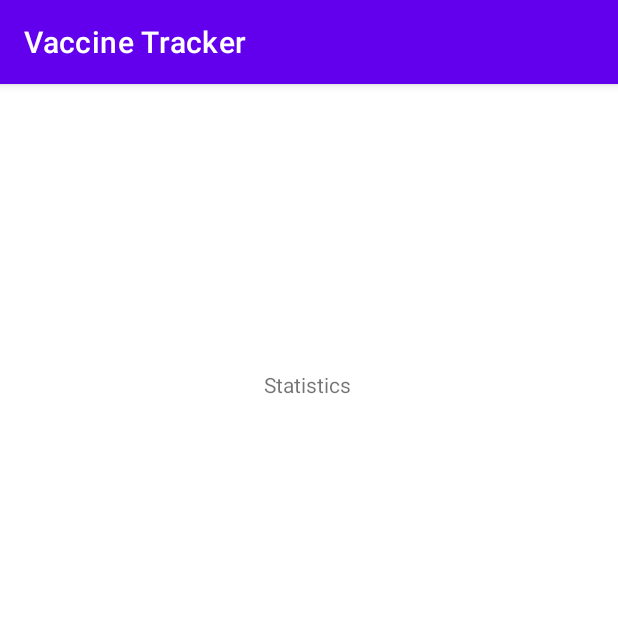
After one commit to ostkorvbacon/DVGC22, an Android app: the fragment AdminStatsFragment shown on its own in the app's theme, on a phone screen of 412 x 824 dp, the top half of it. The commit adds this screen. Run offline under Robolectric (Android 15) with nearby library versions, the phone set to English and light mode, and no system bars.

Commit message:
Add admin pages

```diff
--- /dev/null
+++ b/app/src/main/java/com/example/test3/ui/AdminFeatures/AdminStatsFragment.java
@@ -0,0 +1,66 @@
+package com.example.test3.ui.AdminFeatures;
+
+import android.os.Bundle;
+
+import androidx.fragment.app.Fragment;
+
+import android.view.LayoutInflater;
+import android.view.View;
+import android.view.ViewGroup;
+
+import com.example.test3.R;
+
+/**
+ * A simple {@link Fragment} subclass.
+ * Use the {@link AdminStatsFragment#newInstance} factory method to
+ * create an instance of this fragment.
+ */
+public class AdminStatsFragment extends Fragment {
+
+    // TODO: Rename parameter arguments, choose names that match
+    // the fragment initialization parameters, e.g. ARG_ITEM_NUMBER
+    private static final String ARG_PARAM1 = "param1";
+    private static final String ARG_PARAM2 = "param2";
+
+    // TODO: Rename and change types of parameters
+    private String mParam1;
+    private String mParam2;
+
+    public AdminStatsFragment() {
+        // Required empty public constructor
+    }
+
+    /**
+     * Use this factory method to create a new instance of
+     * this fragment using the provided parameters.
+     *
+     * @param param1 Parameter 1.
+     * @param param2 Parameter 2.
+     * @return A new instance of fragment AdminFragment.
+     */
+    // TODO: Rename and change types and number of parameters
+    public static AdminStatsFragment newInstance(String param1, String param2) {
+        AdminStatsFragment fragment = new AdminStatsFragment();
+        Bundle args = new Bundle();
+        args.putString(ARG_PARAM1, param1);
+        args.putString(ARG_PARAM2, param2);
+        fragment.setArguments(args);
+        return fragment;
+    }
+
+    @Override
+    public void onCreate(Bundle savedInstanceState) {
+        super.onCreate(savedInstanceState);
+        if (getArguments() != null) {
+            mParam1 = getArguments().getString(ARG_PARAM1);
+            mParam2 = getArguments().getString(ARG_PARAM2);
+        }
+    }
+
+    @Override
+    public View onCreateView(LayoutInflater inflater, ViewGroup container,
+                             Bundle savedInstanceState) {
+        // Inflate the layout for this fragment
+        return inflater.inflate(R.layout.fragment_admin_stats, container, false);
+    }
+}
--- /dev/null
+++ b/app/src/main/res/layout/fragment_admin_stats.xml
@@ -0,0 +1,25 @@
+<?xml version="1.0" encoding="utf-8"?>
+<FrameLayout xmlns:android="http://schemas.android.com/apk/res/android"
+    xmlns:app="http://schemas.android.com/apk/res-auto"
+    xmlns:tools="http://schemas.android.com/tools"
+    android:layout_width="match_parent"
+    android:layout_height="match_parent"
+    tools:context=".ui.AdminFeatures.AdminStatsFragment">
+
+    <androidx.constraintlayout.widget.ConstraintLayout
+        android:layout_width="match_parent"
+        android:layout_height="match_parent">
+
+        <TextView
+            android:id="@+id/textView18"
+            android:layout_width="wrap_content"
+            android:layout_height="wrap_content"
+            android:text="Statistics"
+            app:layout_constraintBottom_toBottomOf="parent"
+            app:layout_constraintEnd_toEndOf="parent"
+            app:layout_constraintHorizontal_bias="0.498"
+            app:layout_constraintStart_toStartOf="parent"
+            app:layout_constraintTop_toTopOf="parent"
+            app:layout_constraintVertical_bias="0.255" />
+    </androidx.constraintlayout.widget.ConstraintLayout>
+</FrameLayout>
--- a/app/src/main/res/values/strings.xml
+++ b/app/src/main/res/values/strings.xml
@@ -14,6 +14,9 @@
     <string name="menu_home">Home</string>
     <string name="menu_dashboard">Dashboard</string>
     <string name="menu_faq">FAQ</string>
+    <string name="menu_admin_schedule">Scheduling</string>
+    <string name="menu_admin_appointments">Appointments</string>
+    <string name="menu_admin_stats">Statistics</string>
     <string name="title_activity_settings">Settings</string>
 
     <!-- Preference Titles -->
```
Also changed, not shown: app/src/main/java/com/example/test3/MainMenuActivity.java (+17 -4 lines), app/src/main/java/com/example/test3/ui/AdminFeatures/AdminAppointmentsFragment.java (added, +66 -0 lines), app/src/main/java/com/example/test3/ui/AdminFeatures/AdminScheduleFragment.java (added, +66 -0 lines), app/src/main/res/layout/fragment_admin_appointments.xml (added, +23 -0 lines), app/src/main/res/layout/fragment_admin_schedule.xml (added, +23 -0 lines), app/src/main/res/menu/activity_main_menu_drawer.xml (+18 -0 lines), app/src/main/res/navigation/mobile_navigation.xml (+19 -0 lines).
